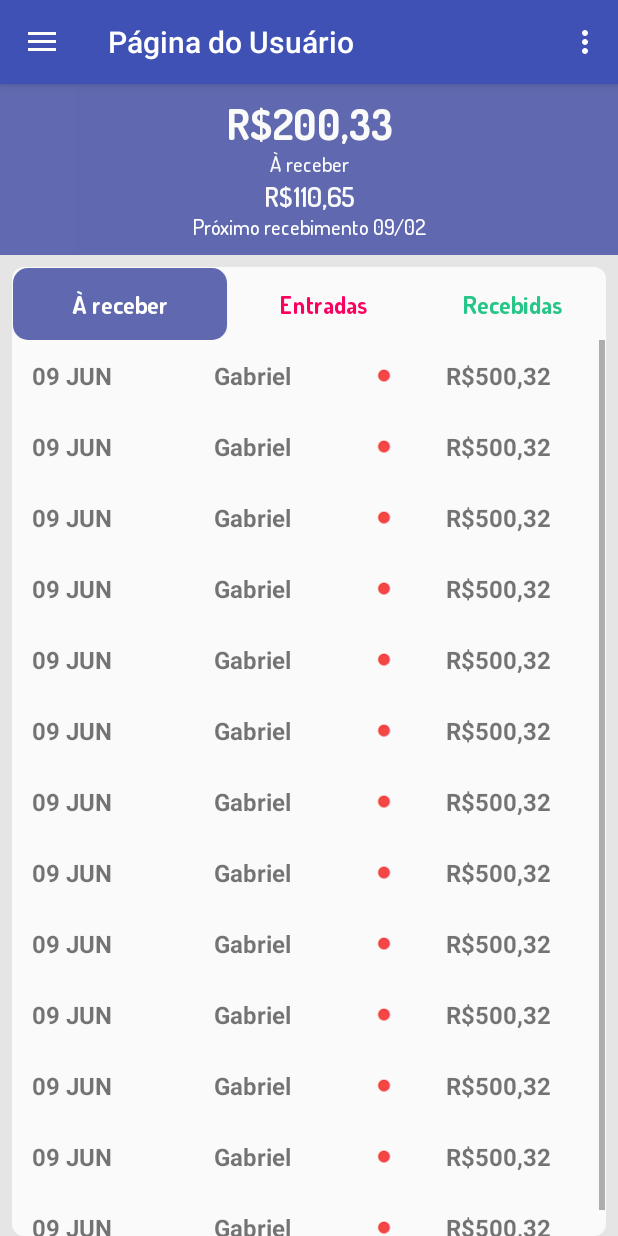
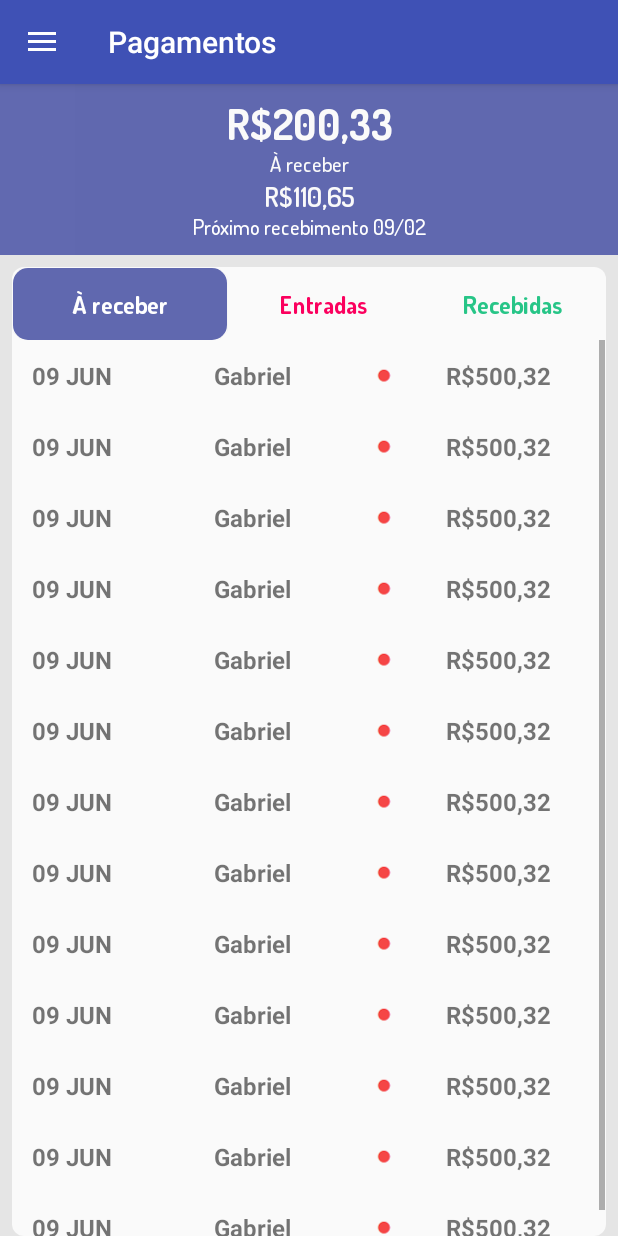
Before and after one commit to filipefborba/lapagapp, an Android app: the initial_userActivity screen opened directly, with no data from a screen before it, on a phone screen of 412 x 824 dp. Run offline under Robolectric (Android 15) with nearby library versions, the phone set to English and light mode, and no system bars.

Commit message:
Removed useless stuff and added Title to activity

```diff
--- a/Lapag/app/src/main/java/com/example/gmore/lapag/initial_userActivity.java
+++ b/Lapag/app/src/main/java/com/example/gmore/lapag/initial_userActivity.java
@@ -210,31 +210,6 @@ public class initial_userActivity extends AppCompatActivity
         }
     }
 
-    @Override
-    public boolean onCreateOptionsMenu(Menu menu) {
-
-        //initial.setEnabled(true);
-        // Inflate the menu; this adds items to the action bar if it is present.
-        getMenuInflater().inflate(R.menu.initial_user, menu);
-        return true;
-    }
-
-    @Override
-    public boolean onOptionsItemSelected(MenuItem item) {
-
-        // Handle action bar item clicks here. The action bar will
-        // automatically handle clicks on the Home/Up button, so long
-        // as you specify a parent activity in AndroidManifest.xml.
-        int id = item.getItemId();
-
-
-        //noinspection SimplifiableIfStatement
-        if (id == R.id.action_settings) {
-            return true;
-        }
-
-        return super.onOptionsItemSelected(item);
-    }
 
     @SuppressWarnings("StatementWithEmptyBody")
     @Override
--- a/Lapag/app/src/main/res/menu/initial_user.xml
+++ /dev/null
@@ -1,9 +0,0 @@
-<?xml version="1.0" encoding="utf-8"?>
-<menu xmlns:android="http://schemas.android.com/apk/res/android"
-    xmlns:app="http://schemas.android.com/apk/res-auto">
-    <item
-        android:id="@+id/action_settings"
-        android:orderInCategory="100"
-        android:title="@string/action_settings"
-        app:showAsAction="never" />
-</menu>
--- a/Lapag/app/src/main/res/values/strings.xml
+++ b/Lapag/app/src/main/res/values/strings.xml
@@ -13,7 +13,7 @@
     <string name="permission_rationale">"Contacts permissions are needed for providing email
         completions."
     </string>
-    <string name="title_activity_initial_user">Página do Usuário</string>
+    <string name="title_activity_initial_user">Pagamentos</string>
 
     <string name="navigation_drawer_open">Open navigation drawer</string>
     <string name="navigation_drawer_close">Close navigation drawer</string>
```
